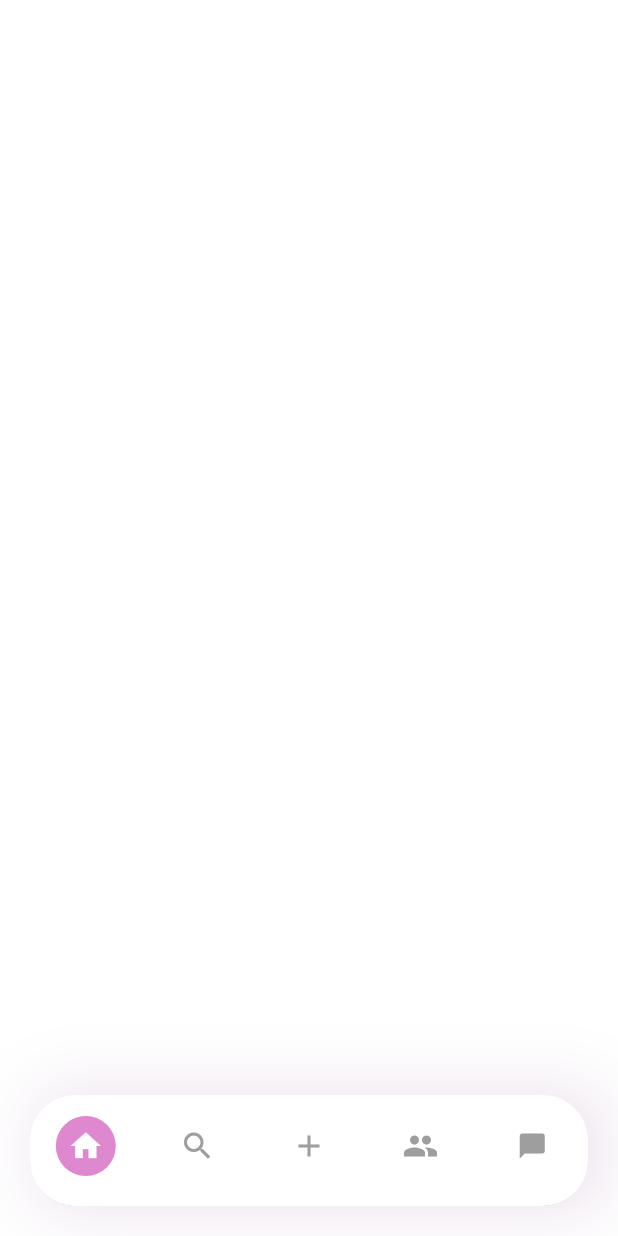
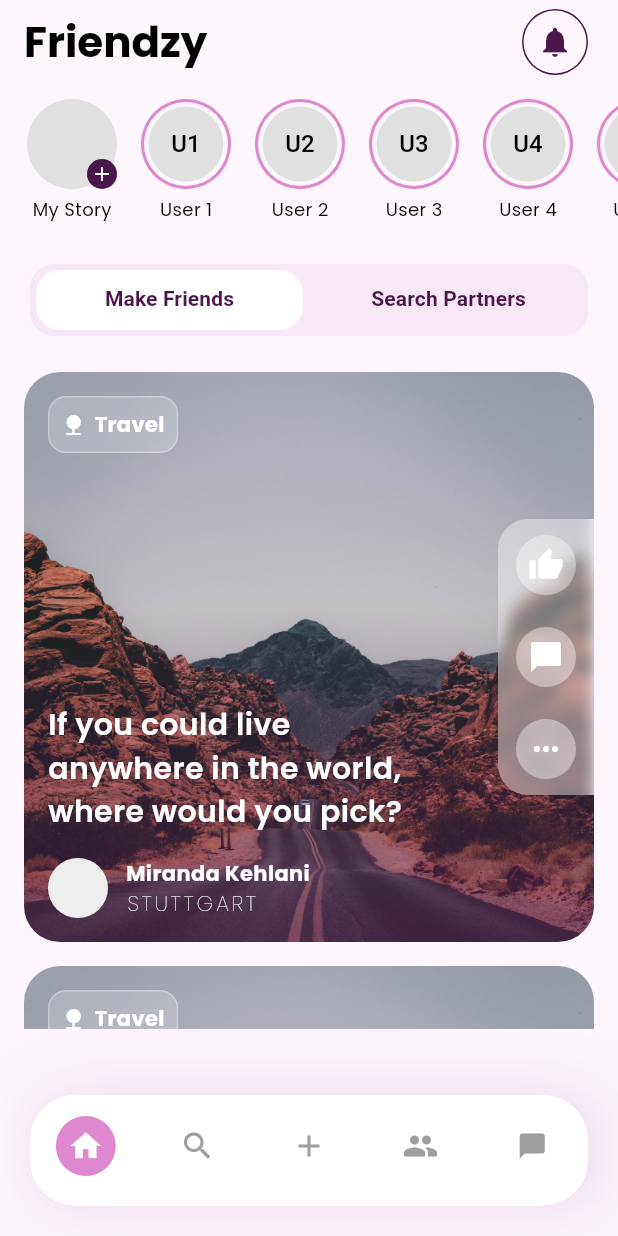
Before and after one commit to alfathoshi/friendzy, a Flutter app: the screen it shows after launch, on a phone screen of 412 x 824 dp. Run offline on Flutter 3.47's test engine with Material 3 defaults, Android fonts, the light colour scheme and no system bars; our stand-ins replace google_fonts.

Commit message:
feat: homepage make friends tab add list post card

```diff
--- a/lib/main.dart
+++ b/lib/main.dart
@@ -1,8 +1,6 @@
 import 'package:flutter/material.dart';
 import 'package:friendzy/themes/light_theme.dart';
 import 'package:friendzy/widgets/navbar.dart';
-
-import 'themes/dark_theme.dart';
 
 void main() {
   runApp(const MainApp());
@@ -13,7 +11,7 @@ class MainApp extends StatelessWidget {
 
   @override
   Widget build(BuildContext context) {
-    return  MaterialApp(
+    return MaterialApp(
       debugShowCheckedModeBanner: false,
       theme: lightTheme,
       home: const Navbar(),
--- /dev/null
+++ b/lib/pages/home/home_page.dart
@@ -0,0 +1,155 @@
+import 'package:flutter/material.dart';
+import 'package:friendzy/pages/discover_page.dart';
+import 'package:friendzy/pages/home/make_friends_tab.dart';
+import 'package:friendzy/pages/home/search_partners_tab.dart';
+import 'package:friendzy/pages/matches_page.dart';
+import 'package:google_fonts/google_fonts.dart';
+
+import '../../themes/light_theme.dart';
+
+class HomePage extends StatelessWidget {
+  const HomePage({super.key});
+
+  @override
+  Widget build(BuildContext context) {
+    return DefaultTabController(
+      length: 2,
+      child: Scaffold(
+        backgroundColor: const Color(0xffFDF7FD),
+        appBar: AppBar(
+          title: const Text(
+            'Friendzy',
+          ),
+          actions: [
+            Padding(
+              padding: const EdgeInsets.only(right: 20),
+              child: CircleAvatar(
+                radius: 22,
+                backgroundColor: lightTheme.primaryColor,
+                child: CircleAvatar(
+                  radius: 21,
+                  backgroundColor: const Color(0xffFDF7FD),
+                  foregroundColor: Colors.black,
+                  child: IconButton(
+                    icon: Icon(
+                      Icons.notifications,
+                      color: lightTheme.primaryColor,
+                    ),
+                    onPressed: () {},
+                  ),
+                ),
+              ),
+            )
+          ],
+        ),
+        body: Column(
+          children: [
+            Container(
+              padding: const EdgeInsets.symmetric(vertical: 10),
+              height: 120,
+              child: ListView.builder(
+                scrollDirection: Axis.horizontal,
+                itemCount: 7,
+                padding: const EdgeInsets.symmetric(horizontal: 10),
+                itemBuilder: (context, index) {
+                  if (index == 0) {
+                    return Padding(
+                      padding: const EdgeInsets.symmetric(horizontal: 8),
+                      child: Column(
+                        children: [
+                          Stack(
+                            alignment: Alignment.bottomRight,
+                            children: [
+                              CircleAvatar(
+                                radius: 30,
+                                backgroundColor: Colors.grey.shade300,
+                              ),
+                              CircleAvatar(
+                                child: Icon(
+                                  Icons.add,
+                                  size: 16,
+                                ),
+                                backgroundColor: lightTheme.primaryColor,
+                                radius: 10,
+                              ),
+                            ],
+                          ),
+                          const SizedBox(height: 5),
+                          Text(
+                            "My Story",
+                            style: GoogleFonts.poppins(fontSize: 12),
+                          ),
+                        ],
+                      ),
+                    );
+                  }
+                  return Padding(
+                    padding: const EdgeInsets.symmetric(horizontal: 8),
+                    child: Column(
+                      children: [
+                        CircleAvatar(
+                          backgroundColor: Color(0xffDD88CF),
+                          radius: 30,
+                          child: CircleAvatar(
+                            backgroundColor: lightTheme.scaffoldBackgroundColor,
+                            radius: 28,
+                            child: CircleAvatar(
+                              radius: 25,
+                              backgroundColor: Colors.grey.shade300,
+                              child: Text(
+                                "U$index",
+                                style: const TextStyle(color: Colors.black),
+                              ),
+                            ),
+                          ),
+                        ),
+                        const SizedBox(height: 5),
+                        Text(
+                          "User $index",
+                          style: GoogleFonts.poppins(fontSize: 12),
+                        ),
+                      ],
+                    ),
+                  );
+                },
+              ),
+            ),
+            PreferredSize(
+              preferredSize: const Size.fromHeight(60.0),
+              child: Container(
+                margin: const EdgeInsets.symmetric(horizontal: 20),
+                decoration: BoxDecoration(
+                    color: const Color(0xffF8E7F6),
+                    borderRadius: BorderRadius.circular(16)),
+                child: TabBar(
+                  indicatorPadding: const EdgeInsets.all(4),
+                  indicatorSize: TabBarIndicatorSize.tab,
+                  dividerHeight: 0,
+                  indicator: BoxDecoration(
+                    color: Colors.white,
+                    borderRadius: BorderRadius.circular(16),
+                  ),
+                  labelColor: const Color(0xff4B164C),
+                  unselectedLabelColor: const Color(0xff4B164C),
+                  labelStyle: const TextStyle(fontWeight: FontWeight.bold),
+                  tabs: const [
+                    Tab(text: "Make Friends"),
+                    Tab(text: "Search Partners"),
+                  ],
+                ),
+              ),
+            ),
+            const Expanded(
+              child: TabBarView(
+                children: [
+                  MakeFriendsTab(),
+                  SearchPartnersTab(),
+                ],
+              ),
+            ),
+          ],
+        ),
+      ),
+    );
+  }
+}
--- /dev/null
+++ b/lib/pages/home/make_friends_tab.dart
@@ -0,0 +1,26 @@
+import 'dart:ui';
+
+import 'package:flutter/material.dart';
+import 'package:friendzy/themes/light_theme.dart';
+import 'package:friendzy/widgets/post_card.dart';
+import 'package:google_fonts/google_fonts.dart';
+
+class MakeFriendsTab extends StatelessWidget {
+  const MakeFriendsTab({super.key});
+
+  @override
+  Widget build(BuildContext context) {
+    return Padding(
+      padding: const EdgeInsets.fromLTRB(16, 24, 16, 24),
+      child: ListView.builder(
+        itemCount: 3,
+        itemBuilder: (ctx, idx) {
+          return const Padding(
+            padding: EdgeInsets.only(bottom: 16),
+            child: PostCard(),
+          );
+        },
+      ),
+    );
+  }
+}
--- /dev/null
+++ b/lib/pages/home/search_partners_tab.dart
@@ -0,0 +1,13 @@
+import 'package:flutter/material.dart';
+
+import '../../themes/light_theme.dart';
+
+class SearchPartnersTab extends StatelessWidget {
+  const SearchPartnersTab({super.key});
+
+  @override
+  Widget build(BuildContext context) {
+    return  Scaffold(
+    );
+  }
+}
--- a/lib/pages/home_page.dart
+++ /dev/null
@@ -1,10 +0,0 @@
-import 'package:flutter/material.dart';
-
-class HomePage extends StatelessWidget {
-  const HomePage({super.key});
-
-  @override
-  Widget build(BuildContext context) {
-    return const Scaffold();
-  }
-}
--- a/lib/themes/light_theme.dart
+++ b/lib/themes/light_theme.dart
@@ -1,15 +1,18 @@
 import 'package:flutter/material.dart';
+import 'package:google_fonts/google_fonts.dart';
 
 ThemeData lightTheme = ThemeData(
   brightness: Brightness.light,
-
-  appBarTheme: const AppBarTheme(
+  primaryColor: Color(0xff4B164C),
+  scaffoldBackgroundColor: Color(0xffFDF7FD),
+  appBarTheme:  AppBarTheme(
     backgroundColor: Colors.transparent,
     elevation: 0,
-    iconTheme: IconThemeData(color: Colors.black),
-    titleTextStyle: TextStyle(
+    iconTheme: const IconThemeData(color: Colors.black),
+    titleTextStyle: GoogleFonts.poppins(
       color: Colors.black,
-      fontSize: 20,
+      fontSize: 28,
+      fontWeight: FontWeight.bold
     ),
   ),
   colorScheme: ColorScheme.light(
--- a/lib/widgets/navbar.dart
+++ b/lib/widgets/navbar.dart
@@ -3,7 +3,7 @@ import 'package:friendzy/pages/blank.dart';
 import 'package:friendzy/pages/discover_page.dart';
 import 'package:friendzy/pages/matches_page.dart';
 import 'package:friendzy/pages/messages_page.dart';
-import '../pages/home_page.dart';
+import '../pages/home/home_page.dart';
 
 class Navbar extends StatefulWidget {
   const Navbar({super.key});
@@ -42,13 +42,15 @@ class _NavbarState extends State<Navbar> {
       body: _pages[_selectedIndex],
       bottomNavigationBar: Container(
         margin: const EdgeInsets.all(20),
-        decoration: BoxDecoration(boxShadow: [
-          BoxShadow(
-            color: const Color(0xff752277).withOpacity(0.15),
-            blurRadius: 40,
-            offset: const Offset(8, 0),
-          )
-        ]),
+        decoration: BoxDecoration(
+          boxShadow: [
+            BoxShadow(
+              color: const Color(0xff752277).withOpacity(0.15),
+              blurRadius: 40,
+              offset: const Offset(8, 0),
+            ),
+          ],
+        ),
         child: ClipRRect(
           borderRadius: BorderRadius.circular(30),
           child: BottomNavigationBar(
--- /dev/null
+++ b/lib/widgets/post_card.dart
@@ -0,0 +1,130 @@
+import 'dart:ui';
+
+import 'package:flutter/material.dart';
+import 'package:google_fonts/google_fonts.dart';
+
+class PostCard extends StatelessWidget {
+  const PostCard({super.key});
+
+  @override
+  Widget build(BuildContext context) {
+    return Stack(
+      alignment: Alignment.centerRight,
+      children: [
+        ClipRRect(
+          borderRadius: BorderRadius.circular(24),
+          child: Image.asset('assets/images/post1.png'),
+        ),
+        ClipRRect(
+          borderRadius: const BorderRadius.only(
+            topLeft: Radius.circular(20),
+            bottomLeft: Radius.circular(20),
+          ),
+          child: BackdropFilter(
+            filter: ImageFilter.blur(sigmaX: 5.0, sigmaY: 5.0),
+            child: Container(
+              width: 64,
+              height: 184,
+              decoration: BoxDecoration(
+                color: Colors.white.withOpacity(0.4),
+              ),
+              child: Column(
+                mainAxisAlignment: MainAxisAlignment.spaceAround,
+                children: [
+                  CircleAvatar(
+                    backgroundColor: Colors.white.withOpacity(0.4),
+                    child: const Icon(Icons.thumb_up),
+                  ),
+                  CircleAvatar(
+                    backgroundColor: Colors.white.withOpacity(0.4),
+                    child: const Icon(Icons.chat_bubble),
+                  ),
+                  CircleAvatar(
+                    backgroundColor: Colors.white.withOpacity(0.4),
+                    child: const Icon(Icons.more_horiz),
+                  ),
+                ],
+              ),
+            ),
+          ),
+        ),
+        Positioned(
+          top: 16,
+          left: 16,
+          child: Container(
+            decoration: BoxDecoration(
+                color: Colors.white.withOpacity(0.2),
+                border: Border.all(color: Colors.white.withOpacity(0.3)),
+                borderRadius: BorderRadius.circular(12)),
+            padding: const EdgeInsets.all(8),
+            child: Row(
+              children: [
+                const Icon(
+                  Icons.nature,
+                  size: 16,
+                  color: Colors.white,
+                ),
+                const SizedBox(
+                  width: 6,
+                ),
+                Text(
+                  'Travel',
+                  style: GoogleFonts.poppins(
+                    color: Colors.white,
+                    fontWeight: FontWeight.bold,
+                  ),
+                ),
+              ],
+            ),
+          ),
+        ),
+        Positioned(
+          left: 16,
+          bottom: 72,
+          child: Container(
+            width: 247,
+            child: Text(
+              'If you could live anywhere in the world, where would you pick?',
+              style: GoogleFonts.poppins(
+                fontSize: 20,
+                color: Colors.white,
+                fontWeight: FontWeight.w600,
+              ),
+            ),
+          ),
+        ),
+        Positioned(
+            left: 16,
+            bottom: 16,
+            child: Row(
+              children: [
+                const CircleAvatar(),
+                const SizedBox(
+                  width: 12,
+                ),
+                Column(
+                  crossAxisAlignment: CrossAxisAlignment.start,
+                  children: [
+                    Text(
+                      'Miranda Kehlani',
+                      style: GoogleFonts.poppins(
+                        color: Colors.white,
+                        fontWeight: FontWeight.bold,
+                      ),
+                    ),
+                    Text(
+                      'STUTTGART',
+                      style: GoogleFonts.poppins(
+                        color: Colors.white,
+                        fontWeight: FontWeight.w200,
+                        letterSpacing: 2,
+                      ),
+                    ),
+                  ],
+                )
+              ],
+            ))
+      ],
+    );
+  }
+}
--- a/pubspec.yaml
+++ b/pubspec.yaml
@@ -9,6 +9,7 @@ environment:
 dependencies:
   flutter:
     sdk: flutter
+  google_fonts: ^6.2.1
 
 dev_dependencies:
   flutter_test:
@@ -17,3 +18,5 @@ dev_dependencies:
 
 flutter:
   uses-material-design: true
+  assets:
+    - assets/images/
```
Also changed, not shown: assets/images/post1.png (added), assets/images/post2.png (added), pubspec.lock, 1 other file.
